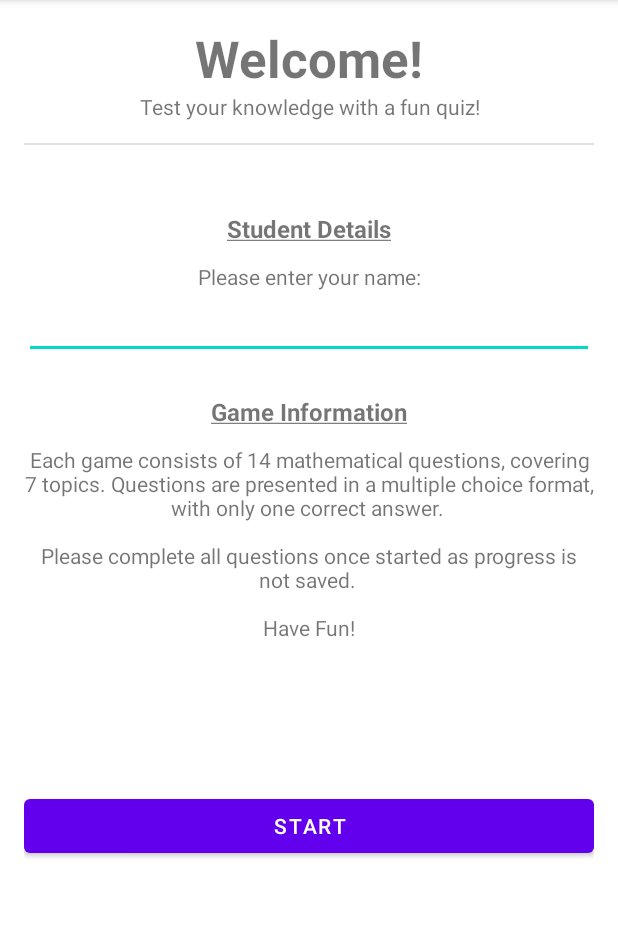
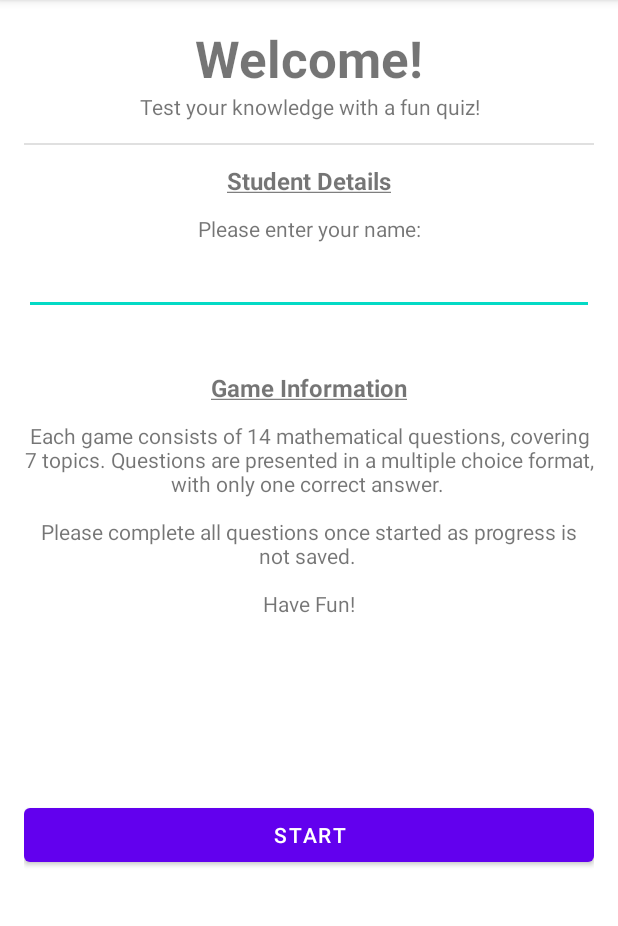
Before and after one commit to Dylan773/MobileMathGame, an Android app: the StudentDetailActivity screen opened directly, with no data from a screen before it, on a phone screen of 412 x 824 dp, the part 84-1010 px from its top. Run offline under Robolectric (Android 15) with nearby library versions, the phone set to English and light mode, and no system bars.

Commit message:
Minor changes

```diff
--- a/app/src/main/java/com/example/mathgame/controller/QuizResultActivity.kt
+++ b/app/src/main/java/com/example/mathgame/controller/QuizResultActivity.kt
@@ -76,6 +76,7 @@ class QuizResultActivity : AppCompatActivity() {
 
         // Add the current student's session data to the database
         val student = Student(-1, studentName, finalScore, date)
+
         val result = db.addStudentRecord(student)
         when (result) {
             1 -> {
--- a/app/src/main/java/com/example/mathgame/controller/StartScreenActivity.kt
+++ b/app/src/main/java/com/example/mathgame/controller/StartScreenActivity.kt
@@ -18,7 +18,7 @@ class StartScreenActivity : AppCompatActivity() {
     }
 
     /**
-     * Upon click, transitions the user (student) to the Student Detail Activity, prompting the user
+     * Upon click, transitions the user to the Student Detail Activity, prompting the user
      * to input their name before quiz start.
      */
     fun startGameStudent(view: View) {
@@ -27,8 +27,8 @@ class StartScreenActivity : AppCompatActivity() {
     }
 
     /**
-     * Upon click, transitions the user (teacher) to the Admin Login Activity, prompting the user to
-     * input their login details, allowing them to add new game questions.
+     * Upon click, transitions the user to the Admin Login Activity, prompting the user to
+     * input their login details.
      */
     fun startGameTeacher(view: View) {
         val intent = Intent(this, AdminLoginActivity::class.java)
--- a/app/src/main/res/layout/activity_start_screen.xml
+++ b/app/src/main/res/layout/activity_start_screen.xml
@@ -30,7 +30,7 @@
     <ImageView
         android:id="@+id/imageView"
         android:layout_width="378dp"
-        android:layout_height="330dp"
+        android:layout_height="350dp"
         app:srcCompat="@drawable/images" />
 
     <Button
--- a/app/src/main/res/layout/activity_student_detail.xml
+++ b/app/src/main/res/layout/activity_student_detail.xml
@@ -10,7 +10,7 @@
 
     <LinearLayout
         android:layout_width="match_parent"
-        android:layout_height="125dp"
+        android:layout_height="93dp"
         android:orientation="vertical">
 
         <TextView
@@ -40,7 +40,7 @@
 
     <LinearLayout
         android:layout_width="match_parent"
-        android:layout_height="122dp"
+        android:layout_height="138dp"
         android:orientation="vertical">
 
         <TextView
@@ -64,13 +64,15 @@
             android:layout_width="match_parent"
             android:layout_height="wrap_content"
             android:ems="10"
-            android:inputType="textPersonName" />
+            android:inputType="textPersonName"
+            android:minHeight="48dp"
+            tools:ignore="SpeakableTextPresentCheck" />
 
     </LinearLayout>
 
     <LinearLayout
         android:layout_width="match_parent"
-        android:layout_height="317dp"
+        android:layout_height="333dp"
         android:orientation="vertical">
 
         <TextView
@@ -85,7 +87,7 @@
         <TextView
             android:id="@+id/textView6"
             android:layout_width="match_parent"
-            android:layout_height="230dp"
+            android:layout_height="252dp"
             android:text="@string/game_description"
             android:textAlignment="center" />
 
```
Also changed, not shown: app/src/main/java/com/example/mathgame/controller/AdminLoginActivity.kt (+11 -3 lines), app/src/main/java/com/example/mathgame/controller/AdminQuestionActivity.kt (+11 -4 lines), app/src/main/java/com/example/mathgame/controller/QuizScreenActivity.kt (+4 -4 lines), app/src/main/java/com/example/mathgame/model/MathDataBase.kt (+24 -25 lines).
